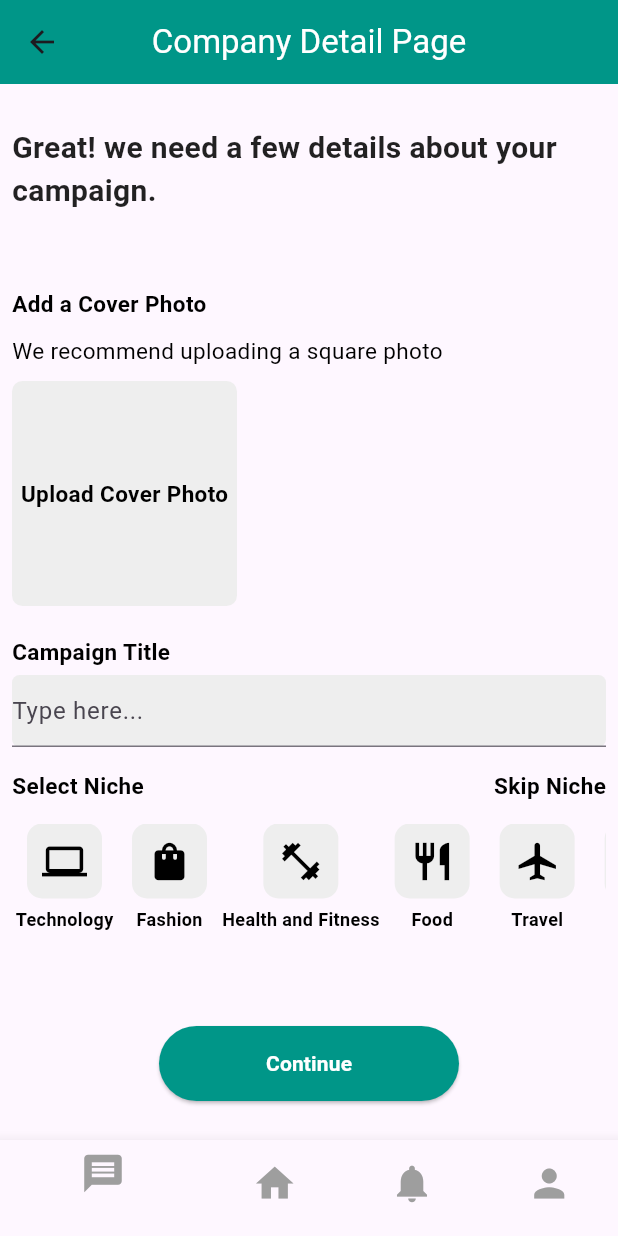
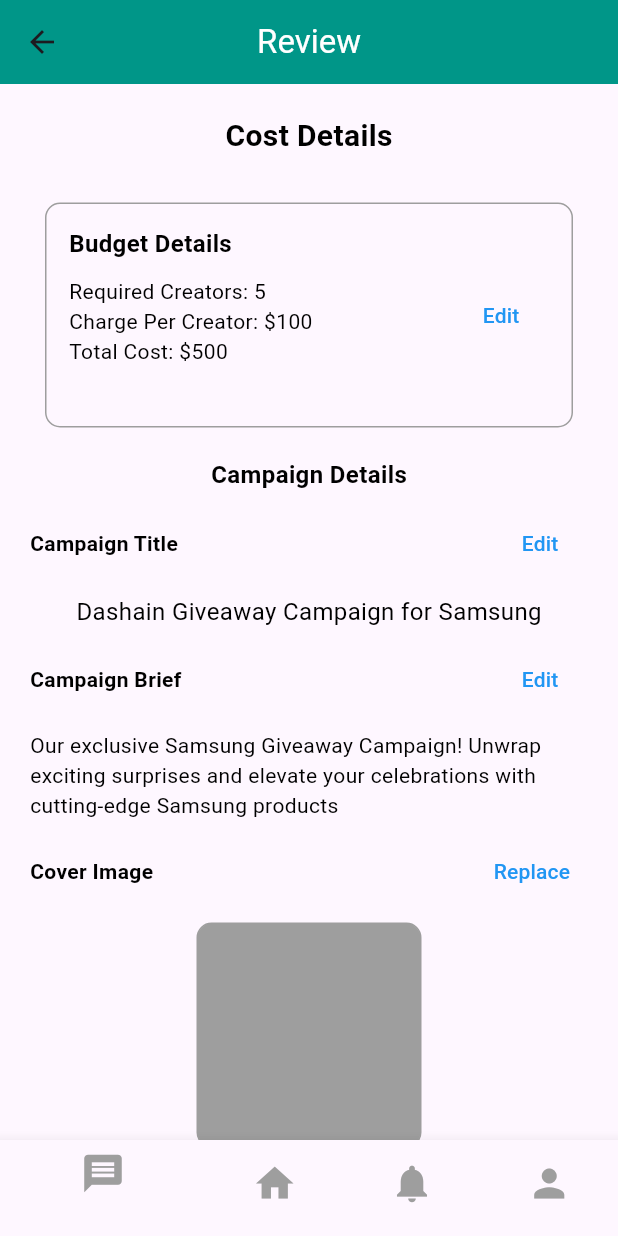
Before and after one commit to KhusbuJays01/TrendMasterApp, a Flutter app: the screen it shows after launch, on a phone screen of 412 x 824 dp. Run offline on Flutter 3.47's test engine with Material 3 defaults, Android fonts, the phone set to English and light mode, and no system bars; our stand-ins replace google_fonts.

Commit message:
companyreviewpage

```diff
--- a/lib/main.dart
+++ b/lib/main.dart
@@ -7,6 +7,7 @@
 import 'package:trendmaster/pages/company_home_page.dart';
 import 'package:trendmaster/pages/backup_creators_pg.dart';
 import 'package:trendmaster/pages/company_location.dart';
+import 'package:trendmaster/pages/company_review_page.dart';
 import 'package:trendmaster/pages/company_susccess_page.dart';
 import 'package:trendmaster/pages/creators_page.dart';
 import 'package:trendmaster/pages/influencer_home_page.dart';
@@ -53,7 +54,8 @@
           // "/": (context) => InfluencerHomePage(),
           // "/": (context) => InfluencerProfile(),
           // "/": (context) => CampaignDetailPage(),
-            "/": (context) => CompanyDetailPage(),
+          //   "/": (context) => CompanyDetailPage(),
+              "/": (context) => CompanyReviewlPage(),
 
         }
     );
--- a/lib/pages/company_detail_page.dart
+++ b/lib/pages/company_detail_page.dart
@@ -50,7 +50,7 @@
           },
         ),
         title: Text(
-          "Company Detail Page",
+          "Add Details",
           style: TextStyle(color: Colors.white),
         ),
         centerTitle: true,
--- /dev/null
+++ b/lib/pages/company_review_page.dart
@@ -0,0 +1,277 @@
+import 'package:flutter/cupertino.dart';
+import 'package:flutter/material.dart';
+
+// Define a Niche class
+class Niche {
+  final String name;
+  final IconData iconData;
+
+  Niche({required this.name, required this.iconData});
+}
+
+class CompanyReviewlPage extends StatelessWidget {
+
+  // Placeholder for Niche logo, replace it with your actual logo
+
+  @override
+  Widget build(BuildContext context) {
+    return Scaffold(
+      appBar: AppBar(
+        leading: IconButton(
+          icon: Icon(Icons.arrow_back),
+          onPressed: () {
+            Navigator.pop(context);
+          },
+        ),
+        title: Text(
+          "Review",
+          style: TextStyle(color: Colors.white),
+        ),
+        centerTitle: true, // Center the title
+      ),
+      body: SingleChildScrollView(
+        child: Center(
+          child: Padding(
+            padding: const EdgeInsets.all(20.0), // Add padding
+            child: Column(
+              children: [
+                Text(
+                  'Cost Details',
+                  style: TextStyle(
+                    fontSize: 20,
+                    color: Colors.black,
+                    fontWeight: FontWeight.bold,
+                  ),
+                ),
+                SizedBox(height: 20),
+                Padding(
+                  padding: const EdgeInsets.all(10.0), // Add padding to the container
+                  child: Container(
+                    width: 400,
+                    height: 150,
+                    padding: EdgeInsets.all(15),
+                    decoration: BoxDecoration(
+                      border: Border.all(color: Colors.grey),
+                      borderRadius: BorderRadius.circular(10),
+                    ),
+                    child: Row(
+                      mainAxisAlignment: MainAxisAlignment.spaceBetween,
+                      children: [
+                        Column(
+                          crossAxisAlignment: CrossAxisAlignment.start,
+                          children: [
+                            Text(
+                              'Budget Details',
+                              style: TextStyle(
+                                fontSize: 16,
+                                color: Colors.black,
+                                fontWeight: FontWeight.bold,
+                              ),
+                            ),
+                            SizedBox(height: 10),
+                            Text(
+                              'Required Creators: 5',
+                              style: TextStyle(
+                                fontSize: 14,
+                                color: Colors.black,
+                              ),
+                            ),
+                            Text(
+                              'Charge Per Creator: \$100',
+                              style: TextStyle(
+                                fontSize: 14,
+                                color: Colors.black,
+                              ),
+                            ),
+                            Text(
+                              'Total Cost: \$500',
+                              style: TextStyle(
+                                fontSize: 14,
+                                color: Colors.black,
+                              ),
+                            ),
+                          ],
+                        ),
+                        TextButton(
+                          onPressed: () {
+                            // Add your edit functionality here
+                          },
+                          child: Text(
+                            'Edit',
+                            style: TextStyle(
+                              fontSize: 14,
+                              color: Colors.blue,
+                            ),
+                          ),
+                        ),
+                      ],
+                    ),
+                  ),
+                ),
+                SizedBox(height: 10),
+                Text(
+                  'Campaign Details',
+                  style: TextStyle(
+                    fontSize: 16,
+                    color: Colors.black,
+                    fontWeight: FontWeight.bold,
+                  ),
+                ),
+                SizedBox(height: 10),
+                Row(
+                  mainAxisAlignment: MainAxisAlignment.spaceBetween,
+                  children: [
+                    Text(
+                      'Campaign Title',
+                      style: TextStyle(
+                        fontSize: 14,
+                        color: Colors.black,
+                        fontWeight: FontWeight.bold,
+                      ),
+                    ),
+                    TextButton(
+                      onPressed: () {
+                        // Add your edit functionality here
+                      },
+                      child: Text(
+                        'Edit',
+                        style: TextStyle(
+                          fontSize: 14,
+                          color: Colors.blue,
+                        ),
+                      ),
+                    ),
+                  ],
+                ),
+                SizedBox(height: 10),
+                Text(
+                  'Dashain Giveaway Campaign for Samsung',
+                  style: TextStyle(
+                    fontSize: 16,
+                    color: Colors.black,
+                    fontWeight: FontWeight.normal,
+                  ),
+                ),
+                SizedBox(height: 10),
+                Row(
+                  mainAxisAlignment: MainAxisAlignment.spaceBetween,
+                  children: [
+                    Text(
+                      'Campaign Brief',
+                      style: TextStyle(
+                        fontSize: 14,
+                        color: Colors.black,
+                        fontWeight: FontWeight.bold,
+                      ),
+                    ),
+                    TextButton(
+                      onPressed: () {
+                        // Add your edit functionality here
+                      },
+                      child: Text(
+                        'Edit',
+                        style: TextStyle(
+                          fontSize: 14,
+                          color: Colors.blue,
+                        ),
+                      ),
+                    ),
+                  ],
+                ),
+                SizedBox(height: 10),
+                Text(
+                  'Our exclusive Samsung Giveaway Campaign! Unwrap exciting surprises and elevate your celebrations with cutting-edge Samsung products',
+                  style: TextStyle(
+                    fontSize: 14,
+                    color: Colors.black,
+                    fontWeight: FontWeight.normal,
+                  ),
+                ),
+                SizedBox(height: 10),
+
+                Row(
+                  mainAxisAlignment: MainAxisAlignment.spaceBetween,
+                  children: [
+                    Text(
+                      'Cover Image',
+                      style: TextStyle(
+                        fontSize: 14,
+                        color: Colors.black,
+                        fontWeight: FontWeight.bold,
+                      ),
+                    ),
+                    TextButton(
+                      onPressed: () {
+                        // Add your edit functionality here
+                      },
+                      child: Text(
+                        'Replace',
+                        style: TextStyle(
+                          fontSize: 14,
+                          color: Colors.blue,
+                        ),
+                      ),
+                    ),
+                  ],
+                ),
+                SizedBox(height: 10),
+                Container(
+                  width: 150,
+                  height: 150,
+                  decoration: BoxDecoration(
+                    color: Colors.grey, // Grey background color
+                    border: Border.all(color: Colors.grey),
+                    borderRadius: BorderRadius.circular(10),
+                  ),
+                ),
+                SizedBox(height: 10),
+                // Finished button
+                Container(
+                  width: 200,
+                  height: 50,
+                  margin: EdgeInsets.only(top: 20),
+                  decoration: BoxDecoration(
+                    color: Colors.teal,
+                    borderRadius: BorderRadius.circular(10),
+                  ),
+                  child: TextButton(
+                    onPressed: () {
+                      // Add your functionality for the Finished button
+                    },
+                    child: Text(
+                      'Finished',
+                      style: TextStyle(
+                        fontSize: 16,
+                        color: Colors.white,
+                      ),
+                    ),
+                  ),
+                ),
+              ],
+            ),
+          ),
+        ),
+      ),
+      bottomNavigationBar: BottomNavigationBar(
+        items: const <BottomNavigationBarItem>[
+          BottomNavigationBarItem(
+            icon: Icon(Icons.message, size: 30, color: Colors.grey),
+            label: 'Messages',
+          ),
+          BottomNavigationBarItem(
+            icon: Icon(Icons.home, size: 30, color: Colors.grey),
+            label: 'Home',
+          ),
+          BottomNavigationBarItem(
+            icon: Icon(Icons.notifications, size: 30, color: Colors.grey),
+            label: 'Notifications',
+          ),
+          BottomNavigationBarItem(
+            icon: Icon(Icons.person, size: 30, color: Colors.grey),
+            label: 'Profile',
+          ),
+        ],
+      ),
+    );
+  }
+}
```
